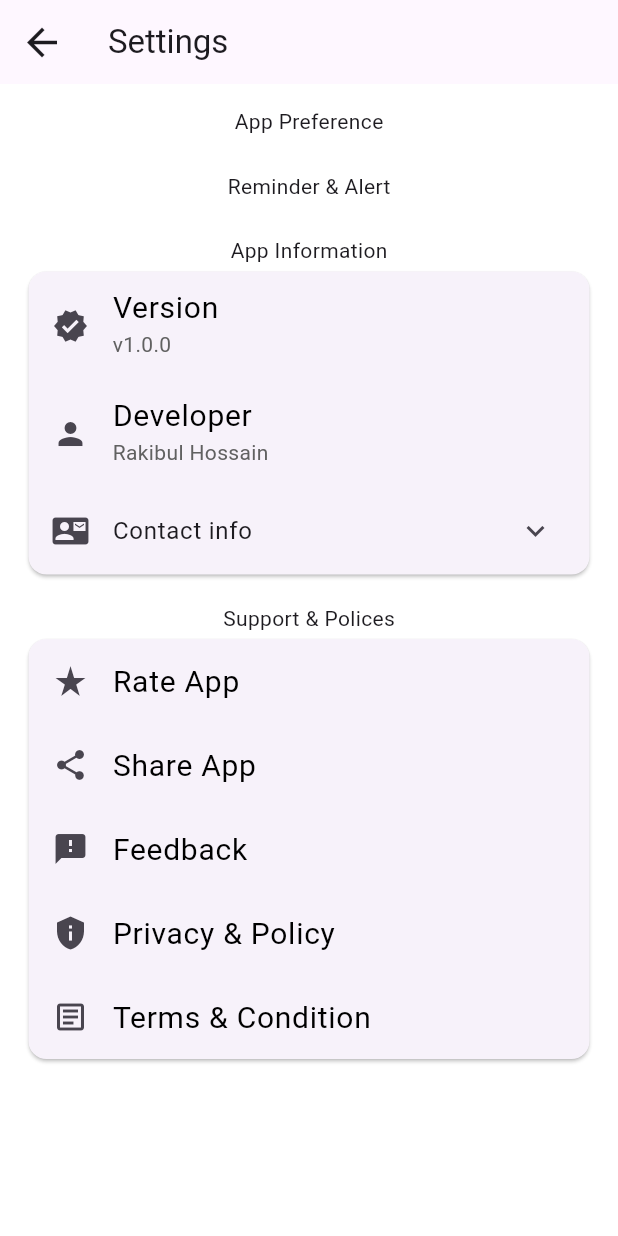
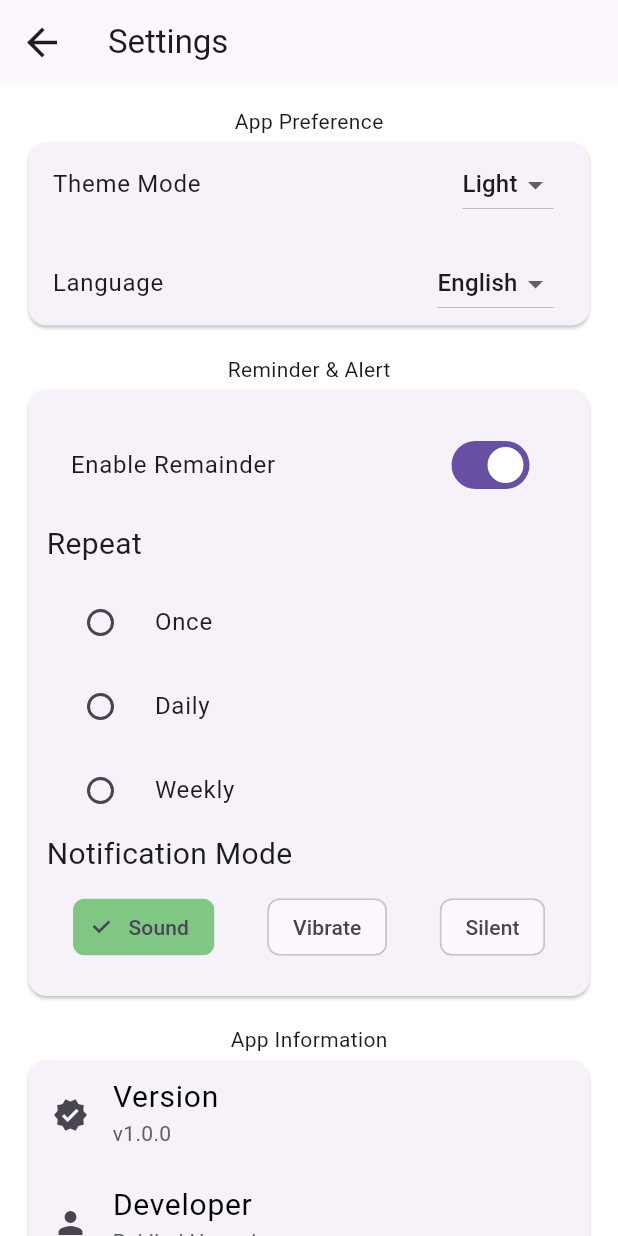
Before and after one commit to rakibul6670/task_management_app, a Flutter app: the SettingsScreen screen opened by its route, on a phone screen of 412 x 824 dp. Run offline on Flutter 3.47's test engine with Material 3 defaults, Android fonts, the phone set to English and light mode, and no system bars; our stand-ins replace flutter_svg, get, introduction_screen, percent_indicator, shared_preferences; accounts and stored records are empty; network calls fail.

Commit message:
Reminder alert and app preference

```diff
--- a/lib/presentation/settings/view/settings_screen.dart
+++ b/lib/presentation/settings/view/settings_screen.dart
@@ -1,5 +1,7 @@
 import 'package:flutter/material.dart';
 import 'package:get/get.dart';
+import 'package:task_app/presentation/settings/widgets/app_preference.dart';
+import 'package:task_app/presentation/settings/widgets/remainder_alert_section.dart';
 import 'package:task_app/shared/widgets/custom_info_title.dart';
 import '../../../app/constants/constant_color.dart';
 
@@ -28,22 +30,17 @@ class SettingsScreen extends StatelessWidget {
           padding: const EdgeInsets.all(15.0),
           child: Column(
             children: [
-              //================ App Preference ================
+              //================ App Preference ============================================
               Text("App Preference"),
-              Card(child: Column(
-                children: [
-
-                ],
-              ),),
+              AppPreference(),
 
               SizedBox(height: 15,),
 
 
               //==================== Reminder & Alert Section =========
               Text("Reminder & Alert"),
-              Card(child: Column(
-                children: [],
-              ),),
+              RemainderAlertSection(),
+
 
               SizedBox(height: 15,),
 
--- /dev/null
+++ b/lib/presentation/settings/widgets/app_preference.dart
@@ -0,0 +1,43 @@
+
+import 'package:flutter/material.dart';
+
+class AppPreference extends StatelessWidget {
+  const AppPreference({super.key});
+
+  @override
+  Widget build(BuildContext context) {
+    return Card(child: Column(
+      children: [
+        //================= Theme Mode ==========
+        ListTile(
+          title: Text("Theme Mode"),
+          trailing: DropdownButton(
+              value: "Light",
+              items:["Dark","Light"].map((value)=>DropdownMenuItem(
+                  value: value,
+                  child:Text(value)
+              )).toList(),
+
+              onChanged:(value){}
+          ),
+        ),
+
+        SizedBox(height: 10,),
+        //================= Language ============
+        ListTile(
+          title: Text("Language"),
+          trailing: DropdownButton(
+              value: "English",
+              items:["English","Bangla"].map((value)=>DropdownMenuItem(
+                  value: value,
+                  child:Text(value)
+              )).toList(),
+
+              onChanged:(value){}
+          ),
+        ),
+
+      ],
+    ),);
+  }
+}
--- /dev/null
+++ b/lib/presentation/settings/widgets/remainder_alert_section.dart
@@ -0,0 +1,111 @@
+
+import 'package:flutter/material.dart';
+
+class RemainderAlertSection extends StatelessWidget {
+  const RemainderAlertSection({super.key});
+
+  @override
+  Widget build(BuildContext context) {
+    return Card(child: Padding(
+      padding: const EdgeInsets.all(12.0),
+      child: Column(
+        crossAxisAlignment: CrossAxisAlignment.start,
+        children: [
+
+          SizedBox(height: 10,),
+          //---------------------Enable Remainder ----------
+          SwitchListTile(
+              title: Text("Enable Remainder"),
+              value: true, onChanged: (value){}
+          ),
+
+          SizedBox(height: 10,),
+
+          //=====================Repeat ===================
+          Text("Repeat",style: TextStyle(
+            fontSize: 20,
+          ),),
+
+          SizedBox(height: 10,),
+
+          Column(
+            children: [
+
+              //------------Once----
+              RadioListTile(
+                  title: Text("Once"),
+                  value: false,
+                  groupValue:context,
+                  onChanged: (value){}
+              ),
+
+              //------------Daily----
+              RadioListTile(
+                  title: Text("Daily"),
+                  value: true,
+                  groupValue:context,
+                  onChanged: (value){}
+              ),
+
+
+
+              //------------Weekly----
+              RadioListTile(
+                  title: Text("Weekly"),
+                  value: false,
+                  groupValue:context,
+                  onChanged: (value){}
+              ),
+            ],
+          ),
+
+          //-------------
+
+
+
+          //=====================Repeat ===================
+          Text("Notification Mode",style: TextStyle(
+            fontSize: 20,
+          ),),
+          SizedBox(height: 10,),
+          Row(
+            crossAxisAlignment: CrossAxisAlignment.start,
+            mainAxisAlignment: MainAxisAlignment.spaceAround,
+            children: [
+              //------------Sound--------------------
+              ChoiceChip(
+                label: Text("Sound"),
+                selected: true,
+                //backgroundColor: Colors.grey,
+                onSelected: (value){},
+                selectedColor: Colors.green[300],
+              ),
+              //------------Vibrate------------------
+              ChoiceChip(
+                label: Text("Vibrate"),
+                selected: false,
+                //backgroundColor: Colors.orange,
+                onSelected: (value){},
+                selectedColor: Colors.green[400],
+              ),
+
+
+              //------------Silent-----------------
+              ChoiceChip(
+                label: Text("Silent"),
+                selected: false,
+                // backgroundColor: Colors.orange,
+                onSelected: (value){},
+                selectedColor: Colors.green,
+              ),
+
+            ],
+          ),
+
+          SizedBox(height: 10,),
+
+        ],
+      ),
+    ),);
+  }
+}
```
